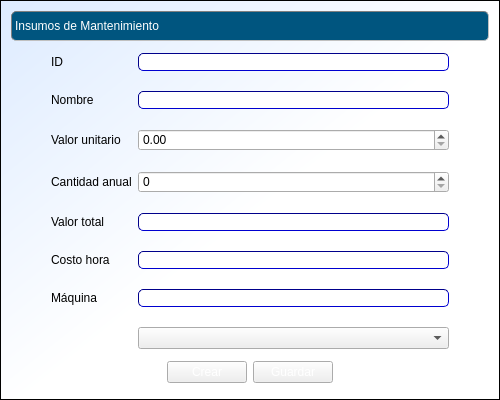
Qt form cosmec/formularioinsumos.ui (Exxu/cosmec-si) before a commit.
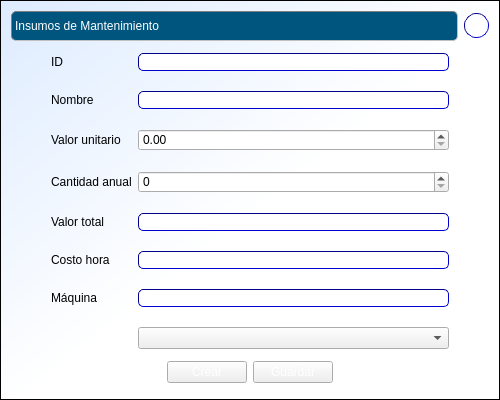
The same form after that commit.

Commit message: botones de ayuda. connects hasta cargos. ayuda maq completa

The edit to the form file:
```diff
--- a/cosmec/formularioinsumos.ui
+++ b/cosmec/formularioinsumos.ui
@@ -46,6 +46,11 @@
 font: 11pt &quot;Arial&quot;;
 background: transparent;
 }
+QPushButton#pushButton_3{ /*ayuda*/
+  border: 1px inset darkblue;
+  border-radius:12px;
+ font: bold 12pt &quot;Calibri&quot;;
+}
 .QPushButton {
 background: qlineargradient(
   x1:0, y1:0, x2:0, y2:1,
@@ -65,6 +70,8 @@
   </property>
   <layout class="QVBoxLayout" name="verticalLayout">
    <item>
+    <layout class="QHBoxLayout" name="horizontalLayout_3">
+     <item>
     <widget class="QLabel" name="label">
      <property name="minimumSize">
       <size>
@@ -76,6 +83,27 @@
       <string>Insumos de Mantenimiento</string>
      </property>
     </widget>
+     </item>
+     <item>
+      <widget class="QPushButton" name="pushButton_3">
+       <property name="minimumSize">
+        <size>
+         <width>25</width>
+         <height>25</height>
+        </size>
+       </property>
+       <property name="maximumSize">
+        <size>
+         <width>25</width>
+         <height>25</height>
+        </size>
+       </property>
+       <property name="text">
+        <string>?</string>
+       </property>
+      </widget>
+     </item>
+    </layout>
    </item>
    <item>
     <spacer name="verticalSpacer">
```
Lines whose indentation alone changed are shown as unchanged. The commit also changes 30 other files.
